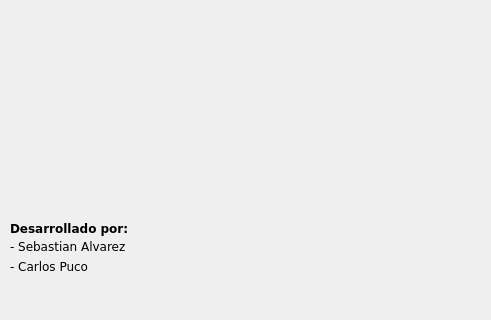
Before: the Qt Designer form UI_Files/dash.UI in jsalvarez44/alphabet-sign-languaje-recognition, drawn with Qt 5; both pictures show x 0 to 491 and y 322 to 642 of the 741 by 642 pixel window.
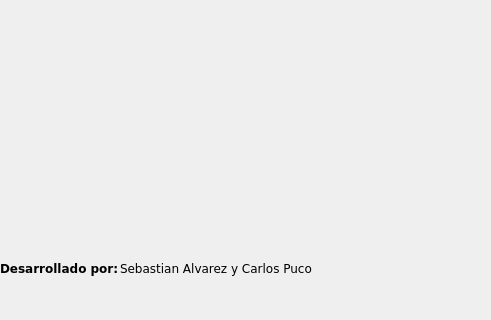
After: the same form once the commit is applied. Icons and pictures are not drawn.

Commit message: Update design error in dash.ui

```diff
--- a/UI_Files/dash.UI
+++ b/UI_Files/dash.UI
@@ -133,8 +133,8 @@
             <widget class="QLabel" name="label_2">
                 <property name="geometry">
                     <rect>
-                        <x>10</x>
-                        <y>540</y>
+      <x>0</x>
+      <y>580</y>
                         <width>131</width>
                         <height>21</height>
                     </rect>
@@ -153,28 +153,10 @@
             <widget class="QLabel" name="label_3">
                 <property name="geometry">
                     <rect>
-                        <x>10</x>
-                        <y>560</y>
-                        <width>121</width>
-                        <height>16</height>
-                    </rect>
-                </property>
-                <property name="font">
-                    <font>
-                        <family>Verdana</family>
-                    </font>
-                </property>
-                <property name="text">
-                    <string>- Sebastian Alvarez</string>
-                </property>
-            </widget>
-            <widget class="QLabel" name="label_4">
-                <property name="geometry">
-                    <rect>
-                        <x>10</x>
+      <x>120</x>
                         <y>580</y>
-                        <width>101</width>
-                        <height>16</height>
+      <width>211</width>
+      <height>21</height>
                     </rect>
                 </property>
                 <property name="font">
@@ -183,7 +165,7 @@
                     </font>
                 </property>
                 <property name="text">
-                    <string>- Carlos Puco</string>
+     <string>Sebastian Alvarez y Carlos Puco</string>
                 </property>
             </widget>
             <widget class="QPushButton" name="scan_test">
```
Left out of the diff: 12 changed lines with no effect on the pictures. Lines whose indentation alone changed are shown as unchanged.
